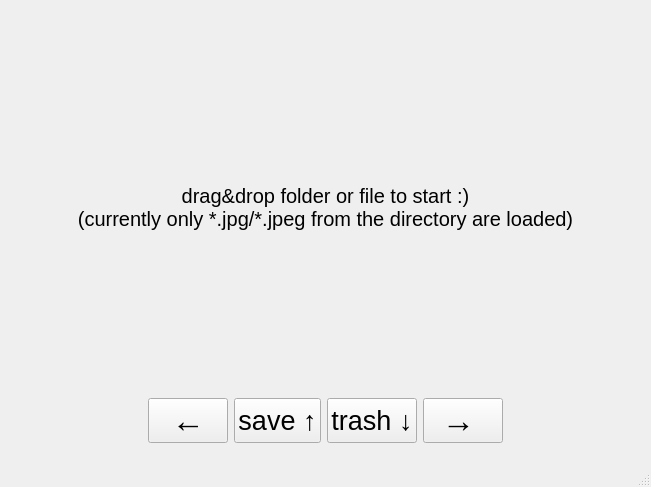
Qt form CullendulaMainWindow.ui (marcelpetrick/Cullendula) before a commit.
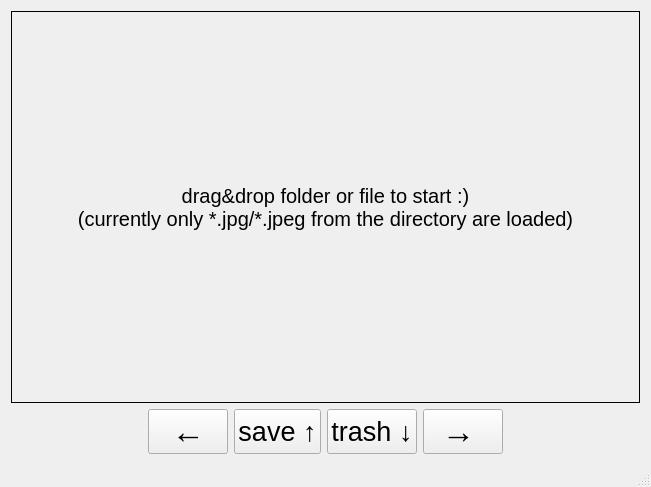
The same form after that commit.

Commit message: fixing the layout of the whole QMainWindow: was not using the maximal area

Patch:
```diff
--- a/CullendulaMainWindow.ui
+++ b/CullendulaMainWindow.ui
@@ -32,16 +32,9 @@
    <property name="acceptDrops">
     <bool>false</bool>
    </property>
-   <layout class="QGridLayout" name="gridLayout">
-    <item row="0" column="0">
-     <widget class="QWidget" name="verticalWidget" native="true">
-      <property name="sizePolicy">
-       <sizepolicy hsizetype="Expanding" vsizetype="Expanding">
-        <horstretch>0</horstretch>
-        <verstretch>0</verstretch>
-       </sizepolicy>
-      </property>
-      <layout class="QVBoxLayout" name="verticalLayout">
+   <layout class="QVBoxLayout" name="upperVLayout">
+    <item>
+     <layout class="QHBoxLayout" name="horizontalLayout">
        <item>
         <widget class="QLabel" name="centerLabel">
          <property name="sizePolicy">
@@ -61,6 +54,9 @@
          <property name="autoFillBackground">
           <bool>false</bool>
          </property>
+        <property name="frameShape">
+         <enum>QFrame::Box</enum>
+        </property>
          <property name="text">
           <string>drag&amp;drop folder or file to start :)
 (currently only *.jpg/*.jpeg from the directory are loaded)</string>
@@ -77,16 +73,31 @@
         </widget>
        </item>
        <item>
-        <layout class="QHBoxLayout" name="horizontalLayout">
+       <spacer name="verticalSpacer">
+        <property name="orientation">
+         <enum>Qt::Vertical</enum>
+        </property>
+        <property name="sizeHint" stdset="0">
+         <size>
+          <width>0</width>
+          <height>0</height>
+         </size>
+        </property>
+       </spacer>
+      </item>
+     </layout>
+    </item>
          <item>
-          <spacer name="horizontalSpacer">
+     <layout class="QHBoxLayout" name="buttonHLayout">
+      <item>
+       <spacer name="leftHSpacer">
            <property name="orientation">
             <enum>Qt::Horizontal</enum>
            </property>
            <property name="sizeHint" stdset="0">
             <size>
-             <width>40</width>
-             <height>20</height>
+          <width>0</width>
+          <height>0</height>
             </size>
            </property>
           </spacer>
@@ -217,22 +228,19 @@
           </widget>
          </item>
          <item>
-          <spacer name="horizontalSpacer_2">
+       <spacer name="rightHSpacer">
            <property name="orientation">
             <enum>Qt::Horizontal</enum>
            </property>
            <property name="sizeHint" stdset="0">
             <size>
-             <width>40</width>
-             <height>20</height>
+          <width>0</width>
+          <height>0</height>
             </size>
            </property>
           </spacer>
          </item>
         </layout>
-       </item>
-      </layout>
-     </widget>
     </item>
    </layout>
   </widget>
```
Lines whose indentation alone changed are shown as unchanged.
